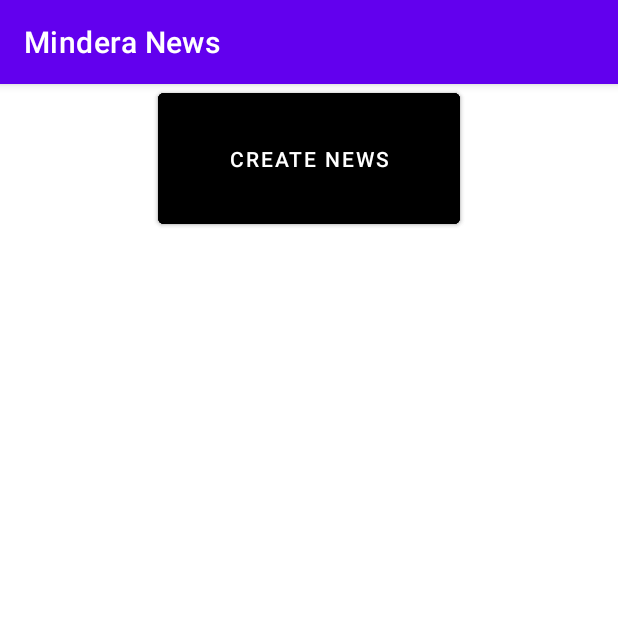
After one commit to tataket/MinderaNews, an Android app: the fragment CreateNewAndEvent shown on its own in the app's theme, on a phone screen of 412 x 824 dp, the top half of it. The commit adds this screen. Run offline under Robolectric (Android 15) with nearby library versions, the phone set to English and light mode, and no system bars.

Commit message:
create news&events, and create news almost done

```diff
--- /dev/null
+++ b/app/src/main/java/com/minderanews/ui/create/CreateNewAndEvent.kt
@@ -0,0 +1,31 @@
+package com.minderanews.ui.create
+
+import androidx.fragment.app.viewModels
+import android.os.Bundle
+import androidx.fragment.app.Fragment
+import android.view.LayoutInflater
+import android.view.View
+import android.view.ViewGroup
+import com.minderanews.R
+
+class CreateNewAndEvent : Fragment() {
+
+    companion object {
+        fun newInstance() = CreateNewAndEvent()
+    }
+
+    private val viewModel: CreateNewAndEventViewModel by viewModels()
+
+    override fun onCreate(savedInstanceState: Bundle?) {
+        super.onCreate(savedInstanceState)
+
+        // TODO: Use the ViewModel
+    }
+
+    override fun onCreateView(
+        inflater: LayoutInflater, container: ViewGroup?,
+        savedInstanceState: Bundle?
+    ): View {
+        return inflater.inflate(R.layout.fragment_create_new_and_event, container, false)
+    }
+}
--- /dev/null
+++ b/app/src/main/res/layout/fragment_create_new_and_event.xml
@@ -0,0 +1,45 @@
+<?xml version="1.0" encoding="utf-8"?>
+<androidx.constraintlayout.widget.ConstraintLayout xmlns:android="http://schemas.android.com/apk/res/android"
+    xmlns:app="http://schemas.android.com/apk/res-auto"
+    xmlns:tools="http://schemas.android.com/tools"
+    android:layout_width="match_parent"
+    android:layout_height="match_parent"
+    tools:context=".ui.create.CreateNewAndEvent">
+
+    <TextView
+        android:layout_width="409dp"
+        android:layout_height="match_parent"
+        tools:ignore="MissingConstraints"
+        tools:layout_editor_absoluteX="1dp"
+        tools:layout_editor_absoluteY="0dp" />
+
+    <Button
+        android:layout_width="201dp"
+        android:layout_height="99dp"
+        android:layout_marginVertical="20dp"
+        android:backgroundTint="@color/black"
+        android:text="@string/create_event"
+        app:layout_constraintEnd_toEndOf="parent"
+        app:layout_constraintStart_toStartOf="parent"
+        tools:ignore="MissingConstraints"
+        tools:layout_editor_absoluteY="375dp" />
+
+    <TextView
+        android:layout_width="wrap_content"
+        android:layout_height="wrap_content"
+        tools:ignore="MissingConstraints" />
+
+
+    <Button
+        android:layout_width="201dp"
+        android:layout_height="99dp"
+        android:layout_marginVertical="20dp"
+        android:backgroundTint="@color/black"
+        android:text="@string/create_news"
+        app:layout_constraintEnd_toEndOf="parent"
+        app:layout_constraintStart_toStartOf="parent"
+        tools:ignore="MissingConstraints"
+        tools:layout_editor_absoluteY="190dp" />
+
+
+</androidx.constraintlayout.widget.ConstraintLayout>
```
Also changed, not shown: app/src/main/java/com/minderanews/ui/create/CreateNewAndEventViewModel.kt (added, +7 -0 lines), app/src/main/res/layout/fragment_create_new.xml (+69 -5 lines), app/src/main/res/values/strings.xml (+7 -0 lines).
